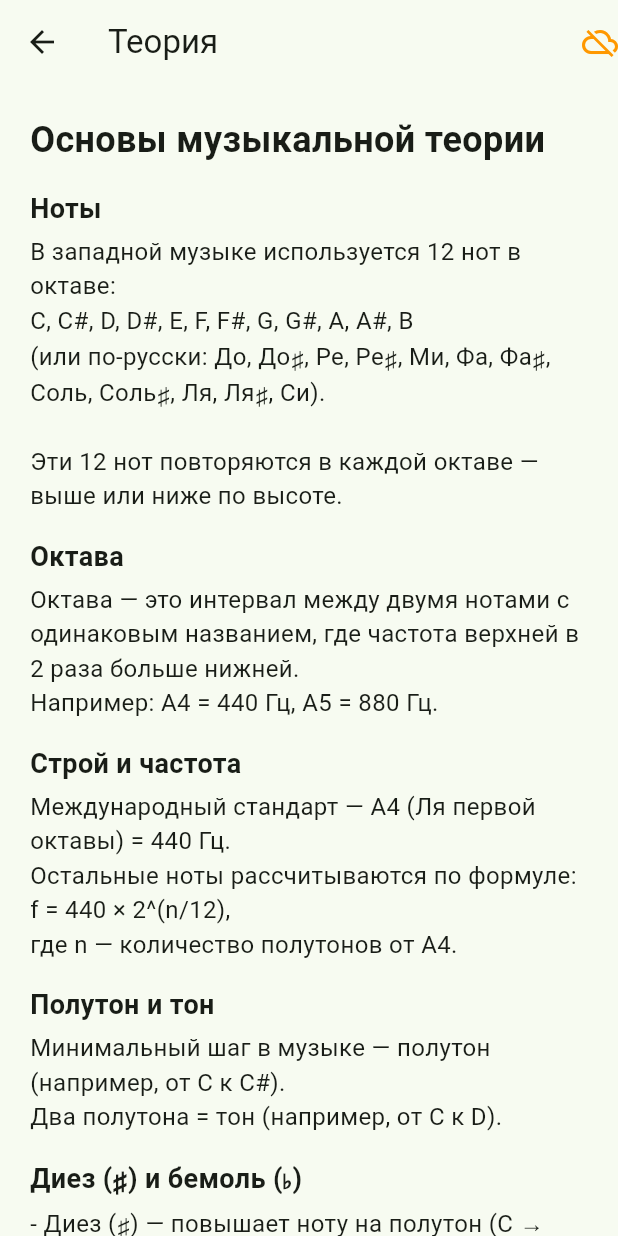
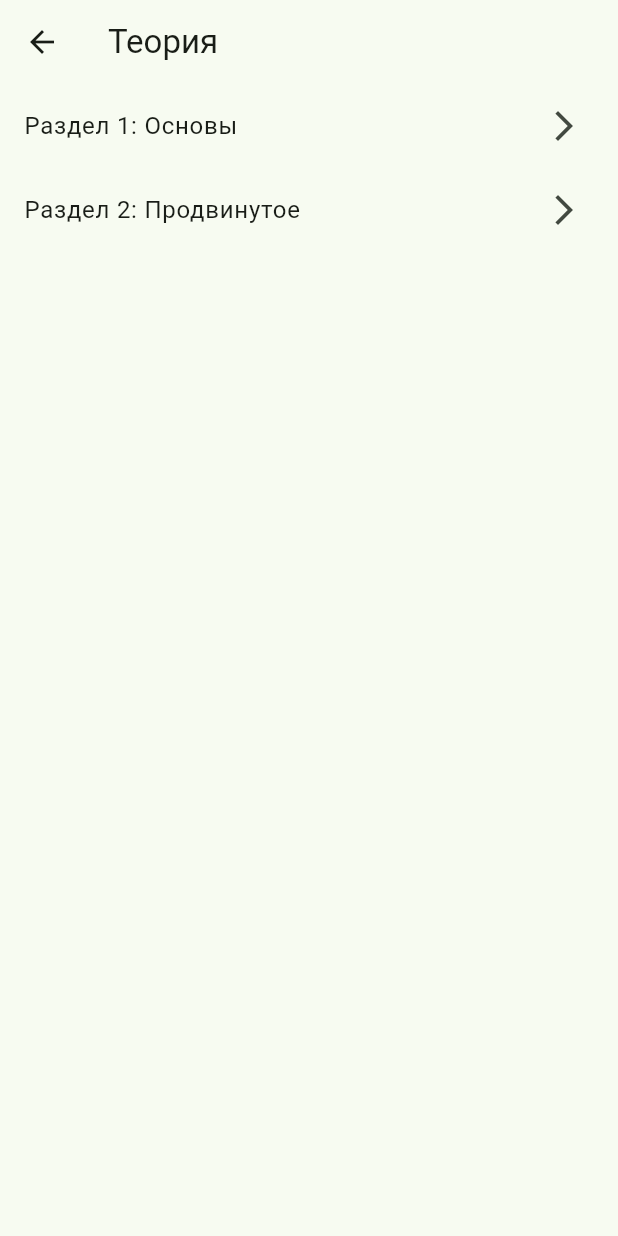
Before and after one commit to OGonThaBlock/CourseProject7sem, a Flutter app: the screen it shows after launch, after a tap on "Теория", on a phone screen of 412 x 824 dp. Run offline on Flutter 3.47's test engine with Material 3 defaults, Android fonts, the light colour scheme and no system bars; our stand-ins replace flutter_markdown, just_audio, permission_handler, shared_preferences, webview_flutter.

Commit message:
Theory Chapters

```diff
--- a/lib/main.dart
+++ b/lib/main.dart
@@ -439,99 +439,140 @@ class ChordViewPage extends StatelessWidget {
   }
 }
 
-class TheoryPage extends StatefulWidget {
+class TheoryPage extends StatelessWidget {
   const TheoryPage({super.key});
 
   @override
-  State<TheoryPage> createState() => _TheoryPageState();
+  Widget build(BuildContext context) {
+    final sections = TheoryApiService.getTheorySections();
+
+    return Scaffold(
+      appBar: AppBar(title: const Text("Теория")),
+      body: ListView.builder(
+        itemCount: sections.length,
+        itemBuilder: (context, index) {
+          final section = sections[index];
+
+          return ListTile(
+            title: Text(section.title),
+            trailing: const Icon(Icons.arrow_forward_ios),
+            onTap: () {
+              Navigator.push(
+                context,
+                MaterialPageRoute(
+                  builder: (_) => TheoryDetailPage(data: section),
+                ),
+              );
+            },
+          );
+        },
+      ),
+    );
+  }
 }
 
-class _TheoryPageState extends State<TheoryPage> {
-  TheoryData? _theoryData;
-  bool _isLoading = true;
-  bool _useLocal = false;
+class TheoryDetailPage extends StatelessWidget {
+  final TheoryData data;
 
-  @override
-  void initState() {
-    super.initState();
-    _loadTheory();
-  }
-
-  Future<void> _loadTheory() async {
-    setState(() {
-      _isLoading = true;
-      _useLocal = false;
-    });
-
-    final remoteData = await TheoryApiService.fetchTheoryFromApi();
-
-    if (remoteData != null) {
-      setState(() {
-        _theoryData = remoteData;
-        _isLoading = false;
-      });
-    } else {
-      setState(() {
-        _theoryData = TheoryApiService.getLocalFallback();
-        _useLocal = true;
-        _isLoading = false;
-      });
-    }
-  }
+  const TheoryDetailPage({super.key, required this.data});
 
   @override
   Widget build(BuildContext context) {
-    if (_isLoading) {
-      return Scaffold(
-        appBar: AppBar(title: Text("Теория")),
-        body: Center(child: CircularProgressIndicator()),
-      );
-    }
-
-    final data = _theoryData!;
-
     return Scaffold(
-      appBar: AppBar(
-        title: const Text("Теория"),
-        actions: [
-          if (_useLocal)
-            const Tooltip(
-              message: "Используются локальные данные (нет соединения с сервером)",
-              child: Icon(Icons.cloud_off, color: Colors.orange),
-            ),
-        ],
-      ),
+      appBar: AppBar(title: Text(data.title)),
       body: SingleChildScrollView(
         padding: const EdgeInsets.all(20),
         child: Column(
           crossAxisAlignment: CrossAxisAlignment.start,
           children: [
-            Text(
-              data.title,
-              style: const TextStyle(fontSize: 24, fontWeight: FontWeight.bold),
-            ),
-            const SizedBox(height: 16),
             for (var section in data.sections)
-              _buildSection(section.heading, section.content),
+              _buildSection(section, context),
           ],
         ),
       ),
     );
   }
 
-  Widget _buildSection(String title, String content) {
+  Widget _buildSection(TheorySection section, BuildContext context) {
     return Column(
       crossAxisAlignment: CrossAxisAlignment.start,
       children: [
         Text(
-          title,
-          style: const TextStyle(fontSize: 18, fontWeight: FontWeight.bold),
+          section.heading,
+          style: const TextStyle(
+            fontSize: 18,
+            fontWeight: FontWeight.bold,
+          ),
         ),
-        const SizedBox(height: 4),
-        Text(content, style: const TextStyle(fontSize: 16)),
-        const SizedBox(height: 16),
+        const SizedBox(height: 6),
+        _buildContent(section.content, context),
+        const SizedBox(height: 20),
       ],
     );
+  }
+
+  /// 🔥 Парсер ссылок [текст](id)
+  Widget _buildContent(String content, BuildContext context) {
+    final regex = RegExp(r'\[(.*?)\]\((.*?)\)');
+    final matches = regex.allMatches(content);
+
+    if (matches.isEmpty) {
+      return Text(content, style: const TextStyle(fontSize: 16));
+    }
+
+    List<InlineSpan> spans = [];
+    int lastIndex = 0;
+
+    for (final match in matches) {
+      // обычный текст до ссылки
+      if (match.start > lastIndex) {
+        spans.add(TextSpan(
+          text: content.substring(lastIndex, match.start),
+          style: const TextStyle(color: Colors.black, fontSize: 16),
+        ));
+      }
+
+      final linkText = match.group(1)!;
+      final linkId = match.group(2)!;
+
+      spans.add(
+        WidgetSpan(
+          child: GestureDetector(
+            onTap: () {
+              final target = TheoryApiService.getById(linkId);
+              if (target != null) {
+                Navigator.push(
+                  context,
+                  MaterialPageRoute(
+                    builder: (_) => TheoryDetailPage(data: target),
+                  ),
+                );
+              }
+            },
+            child: Text(
+              linkText,
+              style: const TextStyle(
+                color: Colors.blue,
+                decoration: TextDecoration.underline,
+                fontSize: 16,
+              ),
+            ),
+          ),
+        ),
+      );
+
+      lastIndex = match.end;
+    }
+
+    // остаток текста
+    if (lastIndex < content.length) {
+      spans.add(TextSpan(
+        text: content.substring(lastIndex),
+        style: const TextStyle(color: Colors.black, fontSize: 16),
+      ));
+    }
+
+    return RichText(text: TextSpan(children: spans));
   }
 }
 //////////////////////////////////////////////////////////////////
--- a/lib/services/theory_api_service.dart
+++ b/lib/services/theory_api_service.dart
@@ -4,69 +4,67 @@ import 'dart:convert';
 class TheorySection {
   final String heading;
   final String content;
-  TheorySection({required this.heading, required this.content});
+
+  TheorySection({
+    required this.heading,
+    required this.content,
+  });
 }
 
 class TheoryData {
+  final String id;
   final String title;
   final List<TheorySection> sections;
-  TheoryData({required this.title, required this.sections});
 
-  factory TheoryData.fromJson(Map<String, dynamic> json) {
-    final sectionsJson = json['sections'] as List;
-    final sections = sectionsJson.map((s) => TheorySection(
-      heading: s['heading'],
-      content: s['content'],
-    )).toList();
-    return TheoryData(
-      title: json['title'],
-      sections: sections,
-    );
+  TheoryData({
+    required this.id,
+    required this.title,
+    required this.sections,
+  });
 }
-}//commit
 
 class TheoryApiService {
-  static const String _baseUrl = 'http://192.168.0.102:8000';
-  static const String _theoryEndpoint = '$_baseUrl/theory';
-
-  static Future<TheoryData?> fetchTheoryFromApi() async {
-    try {
-      final response = await http.get(Uri.parse(_theoryEndpoint));
-      if (response.statusCode == 200) {
-        final json = jsonDecode(response.body);
-        return TheoryData.fromJson(json);
-      }
-    } catch (e) {
-      // print('Error fetching theory: $e');
-    }
-    return null;
-  }
-
-  static TheoryData getLocalFallback() {
-    return TheoryData(
-      title: "Основы музыкальной теории",
+  static List<TheoryData> getTheorySections() {
+    return [
+      TheoryData(
+        id: "basic",
+        title: "Раздел 1: Основы",
         sections: [
           TheorySection(
             heading: "Ноты",
-          content: "В западной музыке используется 12 нот в октаве:\nC, C#, D, D#, E, F, F#, G, G#, A, A#, B\n(или по-русски: До, До♯, Ре, Ре♯, Ми, Фа, Фа♯, Соль, Соль♯, Ля, Ля♯, Си).\n\nЭти 12 нот повторяются в каждой октаве — выше или ниже по высоте.",
+            content:
+            "C, D, E, F, G, A, B — основные ноты.\n\nПерейти к [Раздел 2](advanced)",
           ),
           TheorySection(
             heading: "Октава",
-          content: "Октава — это интервал между двумя нотами с одинаковым названием, где частота верхней в 2 раза больше нижней.\nНапример: A4 = 440 Гц, A5 = 880 Гц.",
+            content:
+            "Октава — удвоение частоты.\n\nПодробнее в [Продвинутом разделе](advanced)",
+          ),
+        ],
+      ),
+      TheoryData(
+        id: "advanced",
+        title: "Раздел 2: Продвинутое",
+        sections: [
+          TheorySection(
+            heading: "Интервалы",
+            content:
+            "Расстояние между нотами.\n\nВернуться к [Основам](basic)",
           ),
           TheorySection(
-          heading: "Строй и частота",
-          content: "Международный стандарт — A4 (Ля первой октавы) = 440 Гц.\nОстальные ноты рассчитываются по формуле:\nf = 440 × 2^(n/12),\nгде n — количество полутонов от A4.",
-        ),
-        TheorySection(
-          heading: "Полутон и тон",
-          content: "Минимальный шаг в музыке — полутон (например, от C к C#).\nДва полутона = тон (например, от C к D).",
-        ),
-        TheorySection(
-          heading: "Диез (♯) и бемоль (♭)",
-          content: "- Диез (♯) — повышает ноту на полутон (C → C♯).\n- Бемоль (♭) — понижает на полутон (D → D♭).\nC♯ и D♭ — это одна и та же высота (энгармонизм).",
+            heading: "Аккорды",
+            content: "Сочетание 3 и более нот.",
           ),
         ],
+      ),
+    ];
+  }
+
+  // Поиск по ID
+  static TheoryData? getById(String id) {
+    return getTheorySections().firstWhere(
+          (e) => e.id == id,
+      orElse: () => getTheorySections().first,
     );
   }
 }
```
Lines whose indentation alone changed are shown as unchanged.
